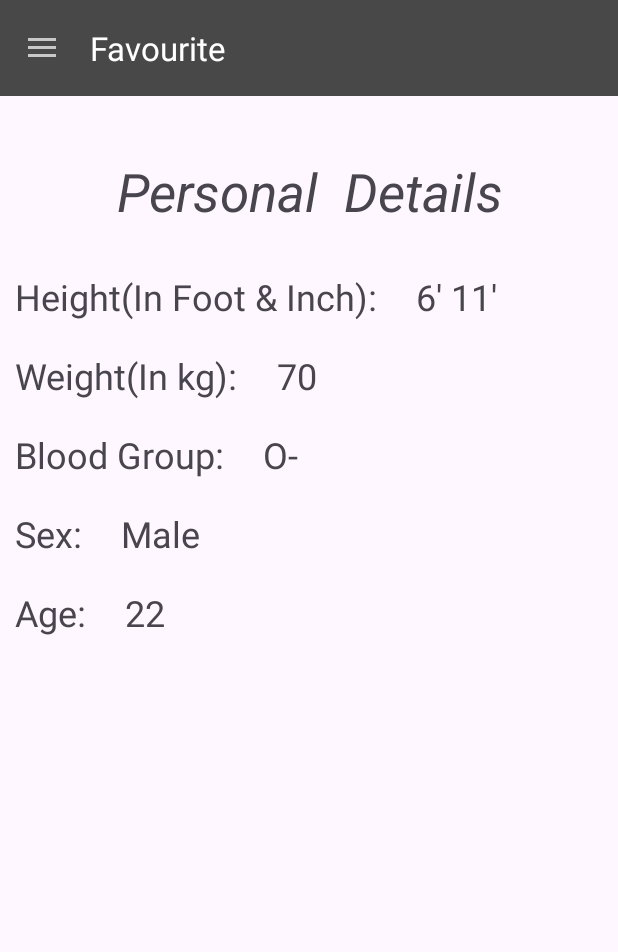
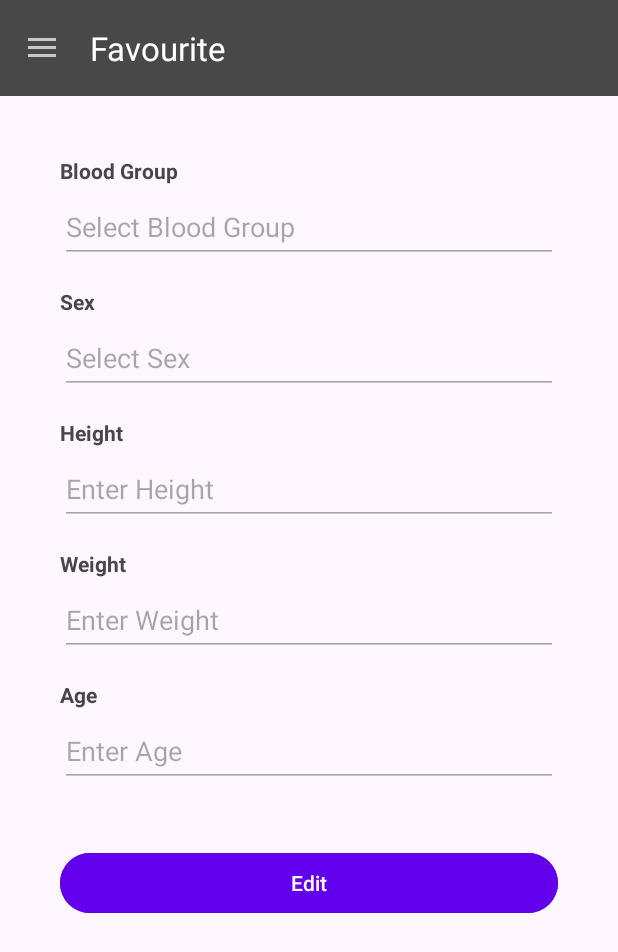
Before and after one commit to ashu-choudhary/Med_App, an Android app built with Jetpack Compose: the screen it shows after launch (MainActivity), in the side drawer, after a tap on "Med Details", on a phone screen of 412 x 824 dp. Shown: the top 952 px of the screen. Run offline under Robolectric (Android 15) with nearby library versions, the phone set to English and light mode, and no system bars.

Commit message:
edit details fragment

```diff
--- a/app/src/main/java/com/example/medapp/pat_fragment/Personal_details_fragment.kt
+++ b/app/src/main/java/com/example/medapp/pat_fragment/Personal_details_fragment.kt
@@ -5,18 +5,70 @@ import androidx.fragment.app.Fragment
 import android.view.LayoutInflater
 import android.view.View
 import android.view.ViewGroup
+import android.widget.ArrayAdapter
+import android.widget.AutoCompleteTextView
+import android.widget.Button
+import android.widget.EditText
+import androidx.compose.material3.Button
 import com.example.medapp.R
 
 
 class Personal_details_fragment : Fragment() {
 
+    private var isInEditMode = false
 
     override fun onCreateView(
         inflater: LayoutInflater, container: ViewGroup?,
         savedInstanceState: Bundle?
     ): View? {
-        // Inflate the layout for this fragment
         return inflater.inflate(R.layout.fragment_personal_details, container, false)
+    }
+
+    override fun onViewCreated(view: View, savedInstanceState: Bundle?) {
+        super.onViewCreated(view, savedInstanceState)
+
+        val heightInput = view.findViewById<EditText>(R.id.heightInput)
+        val weightInput = view.findViewById<EditText>(R.id.weightInput)
+        val ageInput = view.findViewById<EditText>(R.id.ageInput)
+        val bloodGroupDropdown = view.findViewById<AutoCompleteTextView>(R.id.bloodGroupDropdown)
+        val sexDropdown = view.findViewById<AutoCompleteTextView>(R.id.sexDropdown)
+        val editButton = view.findViewById<Button>(R.id.editButton)
+
+        val bloodGroups = arrayOf("A+", "A-", "B+", "B-", "AB+", "AB-", "O+", "O-")
+        val sexes = arrayOf("Male", "Female", "Other")
+
+        val bloodGroupAdapter = ArrayAdapter(requireContext(), android.R.layout.simple_dropdown_item_1line, bloodGroups)
+        val sexAdapter = ArrayAdapter(requireContext(), android.R.layout.simple_dropdown_item_1line, sexes)
+
+        bloodGroupDropdown.setAdapter(bloodGroupAdapter)
+        sexDropdown.setAdapter(sexAdapter)
+
+        bloodGroupDropdown.setOnClickListener {
+            if (bloodGroupDropdown.isEnabled) bloodGroupDropdown.showDropDown()
+        }
+
+        sexDropdown.setOnClickListener {
+            if (sexDropdown.isEnabled) sexDropdown.showDropDown()
+        }
+
+        // Initially disable editing
+        setFieldsEnabled(false, heightInput, weightInput, ageInput, bloodGroupDropdown, sexDropdown)
+
+        editButton.setOnClickListener {
+            isInEditMode = !isInEditMode
+            setFieldsEnabled(isInEditMode, heightInput, weightInput, ageInput, bloodGroupDropdown, sexDropdown)
+            editButton.text = if (isInEditMode) "Save" else "Edit"
+        }
+    }
+
+    private fun setFieldsEnabled(enabled: Boolean, vararg views: View) {
+        views.forEach { view ->
+            view.isEnabled = enabled
+            if (view is EditText || view is AutoCompleteTextView) {
+                view.isFocusable = enabled
+                view.isFocusableInTouchMode = enabled
+            }
+        }
     }
 
 
--- a/app/src/main/res/layout/fragment_personal_details.xml
+++ b/app/src/main/res/layout/fragment_personal_details.xml
@@ -1,132 +1,124 @@
 <?xml version="1.0" encoding="utf-8"?>
-<RelativeLayout xmlns:android="http://schemas.android.com/apk/res/android"
-    xmlns:tools="http://schemas.android.com/tools"
+<androidx.constraintlayout.widget.ConstraintLayout
+    xmlns:android="http://schemas.android.com/apk/res/android"
+    xmlns:app="http://schemas.android.com/apk/res-auto"
     android:layout_width="match_parent"
     android:layout_height="match_parent"
-    tools:context="com.example.medapp.pat_fragment.Personal_details_fragment">
+    android:padding="24dp">
+    <ScrollView
+        android:layout_width="match_parent"
+        android:layout_height="match_parent">
 
-    <TextView
-        android:id="@+id/txt_details"
+        <LinearLayout
             android:layout_width="match_parent"
             android:layout_height="wrap_content"
-        android:textAlignment="center"
-        android:text="Personal  Details"
-        android:textSize="35sp"
-        android:textStyle="italic"
-        android:layout_marginTop="40dp"
-        android:layout_marginBottom="20dp"
-        />
+            android:orientation="vertical"
+            android:padding="16dp">
+
+            <!-- Blood Group -->
             <TextView
-        android:id="@+id/txt_age"
                 android:layout_width="wrap_content"
                 android:layout_height="wrap_content"
-        android:text="Age: "
-        android:textSize="24sp"
-        android:layout_below="@id/txt_sex"
-        android:layout_margin="10dp"
+                android:text="Blood Group"
+                android:textStyle="bold"
+                android:layout_marginBottom="4dp"/>
 
-        />
+            <AutoCompleteTextView
+                android:id="@+id/bloodGroupDropdown"
+                android:layout_width="match_parent"
+                android:layout_height="wrap_content"
+                android:layout_marginBottom="16dp"
+                android:focusable="false"
+                android:hint="Select Blood Group"
+                android:inputType="none"
+                android:minHeight="48dp"
+                android:textColor="@android:color/black" />
+
+            <!-- Sex -->
             <TextView
-        android:id="@+id/edit_age"
                 android:layout_width="wrap_content"
                 android:layout_height="wrap_content"
-        android:layout_below="@+id/txt_sex"
-        android:text="22"
-        android:textSize="24sp"
-        android:layout_marginStart="10dp"
-        android:layout_toEndOf="@id/txt_age"
-        android:layout_margin="10dp"
-        />
+                android:text="Sex"
+                android:textStyle="bold"
+                android:layout_marginBottom="4dp"/>
+
+            <AutoCompleteTextView
+                android:id="@+id/sexDropdown"
+                android:layout_width="match_parent"
+                android:layout_height="wrap_content"
+                android:layout_marginBottom="16dp"
+                android:focusable="false"
+                android:hint="Select Sex"
+                android:inputType="none"
+                android:minHeight="48dp"
+                android:textColor="@android:color/black" />
+
+            <!-- Height -->
             <TextView
-        android:id="@+id/txt_weight"
                 android:layout_width="wrap_content"
                 android:layout_height="wrap_content"
-        android:text="Weight(In kg): "
-        android:textSize="24sp"
-        android:layout_below="@id/txt_height"
-        android:layout_margin="10dp"
+                android:text="Height"
+                android:textStyle="bold"
+                android:layout_marginBottom="4dp"/>
 
-        />
+            <EditText
+                android:id="@+id/heightInput"
+                android:layout_width="match_parent"
+                android:layout_height="wrap_content"
+                android:layout_marginBottom="16dp"
+                android:hint="Enter Height"
+                android:inputType="numberDecimal"
+                android:minHeight="48dp"
+                android:textColor="@android:color/black" />
+
+            <!-- Weight -->
             <TextView
-        android:id="@+id/edit_weight"
                 android:layout_width="wrap_content"
                 android:layout_height="wrap_content"
-        android:layout_below="@+id/txt_height"
-        android:text="70"
-        android:textSize="24sp"
-        android:layout_marginStart="10dp"
-        android:layout_toEndOf="@id/txt_weight"
-        android:layout_margin="10dp"
-        />
+                android:text="Weight"
+                android:textStyle="bold"
+                android:layout_marginBottom="4dp"/>
+
+            <EditText
+                android:id="@+id/weightInput"
+                android:layout_width="match_parent"
+                android:layout_height="wrap_content"
+                android:layout_marginBottom="16dp"
+                android:hint="Enter Weight"
+                android:inputType="numberDecimal"
+                android:minHeight="48dp"
+                android:textColor="@android:color/black" />
+
+            <!-- Age -->
             <TextView
-        android:id="@+id/txt_sex"
                 android:layout_width="wrap_content"
                 android:layout_height="wrap_content"
-        android:text="Sex: "
-        android:textSize="24sp"
-        android:layout_below="@id/txt_bloodgroup"
-        android:layout_margin="10dp"
+                android:text="Age"
+                android:textStyle="bold"
+                android:layout_marginBottom="4dp"/>
 
-        />
-    <TextView
-        android:id="@+id/edit_sex"
-        android:layout_width="wrap_content"
-        android:layout_height="wrap_content"
-        android:layout_below="@+id/txt_bloodgroup"
-        android:text="Male"
-        android:textSize="24sp"
-        android:layout_marginStart="10dp"
-        android:layout_toEndOf="@id/txt_sex"
-        android:layout_margin="10dp"
-        />
-    <TextView
-        android:id="@+id/txt_height"
-        android:layout_width="wrap_content"
-        android:layout_height="wrap_content"
-        android:text="Height(In Foot &amp; Inch): "
-        android:textSize="24sp"
-        android:layout_below="@id/txt_details"
-        android:layout_margin="10dp"
-
-        />
-    <TextView
-        android:id="@+id/edit_height"
-        android:layout_width="wrap_content"
-        android:layout_height="wrap_content"
-        android:layout_below="@+id/txt_details"
-        android:text="6' 11'"
-        android:textSize="24sp"
-        android:layout_marginStart="10dp"
-        android:layout_toEndOf="@id/txt_height"
-        android:layout_margin="10dp"
-        />
-    <TextView
-        android:id="@+id/txt_bloodgroup"
-        android:layout_width="wrap_content"
-        android:layout_height="wrap_content"
-        android:text="Blood Group: "
-        android:textSize="24sp"
-        android:layout_below="@id/txt_weight"
-        android:layout_margin="10dp"
-        />
-    <TextView
-        android:id="@+id/edit_bloodgroup"
-        android:layout_width="wrap_content"
-        android:layout_height="wrap_content"
-        android:layout_below="@+id/txt_weight"
-        android:text="O-"
-        android:layout_margin="10dp"
-        android:textSize="24sp"
-        android:layout_toEndOf="@id/txt_bloodgroup"
-        />
-
-    <Button
+            <EditText
+                android:id="@+id/ageInput"
                 android:layout_width="match_parent"
                 android:layout_height="wrap_content"
-        android:layout_alignParentBottom="true"
-        android:layout_marginBottom="10dp"
-        android:text="@string/edit_profile"
-        />
+                android:layout_marginBottom="16dp"
+                android:hint="Enter Age"
+                android:inputType="number"
+                android:minHeight="48dp"
+                android:textColor="@android:color/black" />
+
+            <!-- Edit Button -->
+            <Button
+                android:id="@+id/editButton"
+                android:layout_width="match_parent"
+                android:layout_height="wrap_content"
+                android:text="Edit"
+                android:backgroundTint="@color/purple_500"
+                android:textColor="@android:color/white"
+                android:layout_marginTop="24dp"/>
+        </LinearLayout>
+    </ScrollView>
 
 
-</RelativeLayout>
+
+</androidx.constraintlayout.widget.ConstraintLayout>
```
Lines whose indentation alone changed are shown as unchanged.
